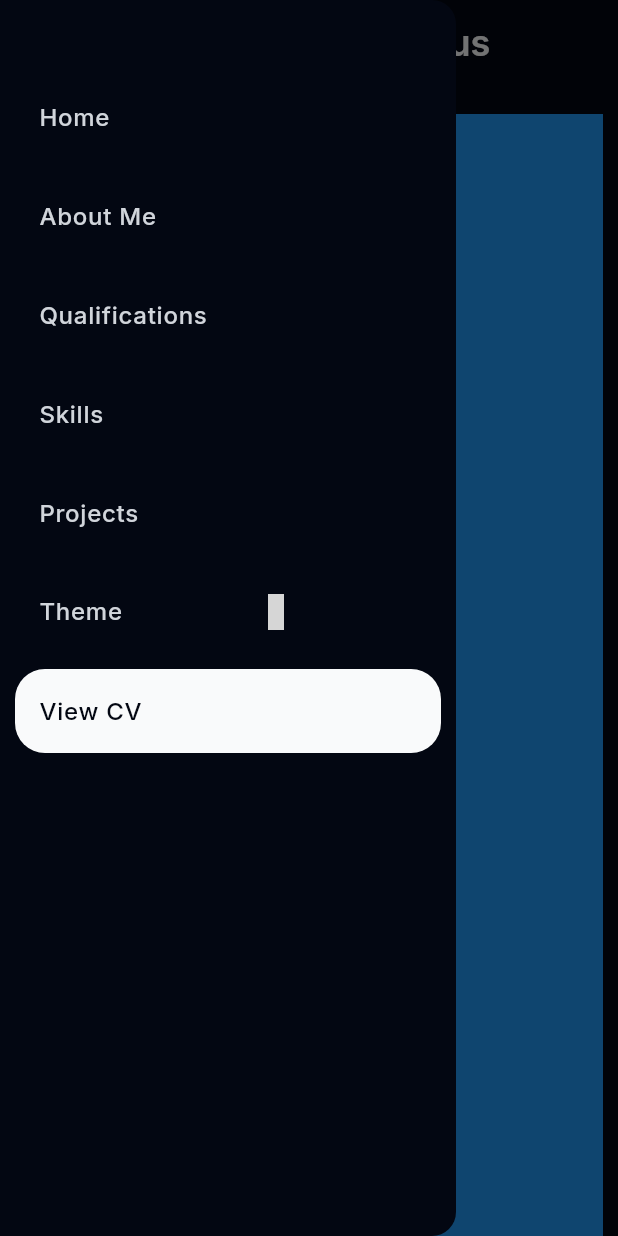
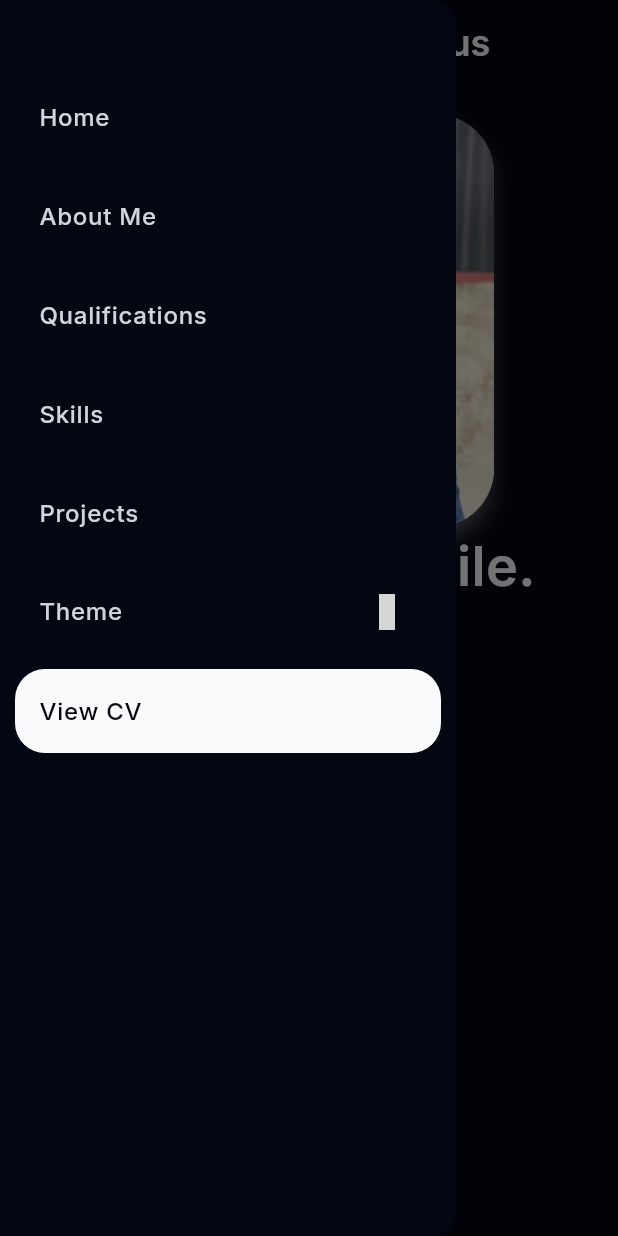
Before and after one commit to Marvyoha/portfolio_website, a Flutter app: the screen it shows after launch, in the side drawer, after a tap on "Theme", on a phone screen of 412 x 824 dp. Run offline on Flutter 3.47's test engine with Material 3 defaults, Android fonts, the phone set to English and light mode, and no system bars; our stand-ins replace google_fonts; missing offline and left inert: carbon_icons, text_responsive; grey boxes are pictures that could not be loaded.

```diff
--- a/lib/constants/app_constants.dart
+++ b/lib/constants/app_constants.dart
@@ -17,8 +17,8 @@ class GlobalVariables {
     return MediaQuery.of(context).size.width;
   }
 
-  static EdgeInsetsGeometry normPadding =
-      const EdgeInsets.symmetric(horizontal: 15);
+  static EdgeInsetsGeometry desktopPadding =
+      const EdgeInsets.symmetric(horizontal: 80, vertical: 70);
   static EdgeInsetsGeometry cardPadding = const EdgeInsets.all(10);
   static EdgeInsetsGeometry drawerPadding =
       const EdgeInsets.fromLTRB(10, 20, 10, 0);
--- a/lib/core/layout_helper.dart
+++ b/lib/core/layout_helper.dart
@@ -16,6 +16,7 @@ class ResponsiveLayout extends StatelessWidget {
 
     return LayoutBuilder(
       builder: (context, constraints) {
+        layoutProvider;
         switch (constraints.maxWidth) {
           case < mobileWidth:
             layoutProvider.currentPlatform = Platform.mobile;
--- a/lib/main.dart
+++ b/lib/main.dart
@@ -1,8 +1,6 @@
 import 'package:flutter/material.dart';
 import 'package:my_portfolio_website/core/layout_helper.dart';
 import 'package:my_portfolio_website/core/providers/layout_provider.dart';
-import 'package:my_portfolio_website/pages/mobile/homepage_mobile.dart';
-import 'package:my_portfolio_website/pages/pageview_test.dart';
 import 'package:provider/provider.dart';
 
 import 'core/providers/theme_provider.dart';
--- a/lib/pages/mobile/homepage_mobile.dart
+++ b/lib/pages/mobile/homepage_mobile.dart
@@ -1,12 +1,17 @@
 import 'package:carbon_icons/carbon_icons.dart';
 import 'package:flutter/material.dart';
-import 'package:my_portfolio_website/constants/app_constants.dart';
-import 'package:my_portfolio_website/constants/app_fonts.dart';
-import 'package:my_portfolio_website/constants/app_strings.dart';
 import 'package:provider/provider.dart';
 import 'package:url_launcher/url_launcher.dart';
 
+import '../../constants/app_constants.dart';
+import '../../constants/app_fonts.dart';
+import '../../constants/app_strings.dart';
 import '../../core/providers/theme_provider.dart';
+import '../widgets/about_me_content.dart';
+import '../widgets/home_content.dart';
+import '../widgets/project_content.dart';
+import '../widgets/qualifications_content.dart';
+import '../widgets/skills_content.dart';
 
 class HomepageMobile extends StatefulWidget {
   final double platformWidth;
@@ -55,11 +60,13 @@ class _HomepageMobileState extends State<HomepageMobile> {
                 });
               },
               children: [
-                Container(color: Colors.blue),
-                Container(color: Colors.green),
-                Container(color: Colors.yellow),
-                Container(color: Colors.orange),
-                Container(color: Colors.red),
+                HomeContents(
+                    platformHeight: widget.platformHeight,
+                    platformWidth: widget.platformWidth),
+                const AboutMeContent(),
+                const QualificationsContent(),
+                const SkillsContent(),
+                const ProjectContent()
               ],
             ),
           ),
@@ -159,10 +166,10 @@ class _HomepageMobileState extends State<HomepageMobile> {
             ListTile(
               shape: const RoundedRectangleBorder(
                   borderRadius: BorderRadius.all(Radius.circular(20))),
-              title: Icon(
-                  themeProvider.isLight ? CarbonIcons.sun : CarbonIcons.moon),
               leading: Text('Theme',
                   style: WriteStyles.body1TabletandMobile(context)),
+              trailing: Icon(
+                  themeProvider.isLight ? CarbonIcons.sun : CarbonIcons.moon),
               onTap: () {
                 Provider.of<ThemeProvider>(context, listen: false)
                     .toggleTheme(context);
--- /dev/null
+++ b/lib/pages/widgets/about_me_content.dart
@@ -0,0 +1,42 @@
+import 'package:flutter/material.dart';
+import 'package:my_portfolio_website/constants/app_fonts.dart';
+import 'package:provider/provider.dart';
+
+import '../../core/providers/layout_provider.dart';
+
+class AboutMeContent extends StatelessWidget {
+  const AboutMeContent({super.key});
+
+  @override
+  Widget build(BuildContext context) {
+    LayoutProvider layoutProvider =
+        Provider.of<LayoutProvider>(context, listen: true);
+    Widget layoutChecker() {
+      switch (layoutProvider.currentPlatform) {
+        case Platform.mobile:
+          return Center(
+            child: Text(
+              'About me for mobile.',
+              style: WriteStyles.header1Mobile(context),
+            ),
+          );
+        case Platform.tablet:
+          return Center(
+            child: Text(
+              'About me for tablet.',
+              style: WriteStyles.header1Tablet(context),
+            ),
+          );
+        case Platform.desktop:
+          return Center(
+            child: Text(
+              'About me for desktop.',
+              style: WriteStyles.header1Desktop(context),
+            ),
+          );
+      }
+    }
+
+    return layoutChecker();
+  }
+}
--- /dev/null
+++ b/lib/pages/widgets/project_content.dart
@@ -0,0 +1,42 @@
+import 'package:flutter/material.dart';
+import 'package:my_portfolio_website/constants/app_fonts.dart';
+import 'package:provider/provider.dart';
+
+import '../../core/providers/layout_provider.dart';
+
+class ProjectContent extends StatelessWidget {
+  const ProjectContent({super.key});
+
+  @override
+  Widget build(BuildContext context) {
+    LayoutProvider layoutProvider =
+        Provider.of<LayoutProvider>(context, listen: true);
+    Widget layoutChecker() {
+      switch (layoutProvider.currentPlatform) {
+        case Platform.mobile:
+          return Center(
+            child: Text(
+              'Projects for mobile.',
+              style: WriteStyles.header1Mobile(context),
+            ),
+          );
+        case Platform.tablet:
+          return Center(
+            child: Text(
+              'Projects for tablet.',
+              style: WriteStyles.header1Tablet(context),
+            ),
+          );
+        case Platform.desktop:
+          return Center(
+            child: Text(
+              'Projects for desktop.',
+              style: WriteStyles.header1Desktop(context),
+            ),
+          );
+      }
+    }
+
+    return layoutChecker();
+  }
+}
--- /dev/null
+++ b/lib/pages/widgets/qualifications_content.dart
@@ -0,0 +1,42 @@
+import 'package:flutter/material.dart';
+import 'package:my_portfolio_website/constants/app_fonts.dart';
+import 'package:provider/provider.dart';
+
+import '../../core/providers/layout_provider.dart';
+
+class QualificationsContent extends StatelessWidget {
+  const QualificationsContent({super.key});
+
+  @override
+  Widget build(BuildContext context) {
+    LayoutProvider layoutProvider =
+        Provider.of<LayoutProvider>(context, listen: true);
+    Widget layoutChecker() {
+      switch (layoutProvider.currentPlatform) {
+        case Platform.mobile:
+          return Center(
+            child: Text(
+              'Qualifications for mobile.',
+              style: WriteStyles.header1Mobile(context),
+            ),
+          );
+        case Platform.tablet:
+          return Center(
+            child: Text(
+              'Qualifications for tablet.',
+              style: WriteStyles.header1Tablet(context),
+            ),
+          );
+        case Platform.desktop:
+          return Center(
+            child: Text(
+              'Qualifications for desktop.',
+              style: WriteStyles.header1Desktop(context),
+            ),
+          );
+      }
+    }
+
+    return layoutChecker();
+  }
+}
--- /dev/null
+++ b/lib/pages/widgets/skills_content.dart
@@ -0,0 +1,42 @@
+import 'package:flutter/material.dart';
+import 'package:my_portfolio_website/constants/app_fonts.dart';
+import 'package:provider/provider.dart';
+
+import '../../core/providers/layout_provider.dart';
+
+class SkillsContent extends StatelessWidget {
+  const SkillsContent({super.key});
+
+  @override
+  Widget build(BuildContext context) {
+    LayoutProvider layoutProvider =
+        Provider.of<LayoutProvider>(context, listen: true);
+    Widget layoutChecker() {
+      switch (layoutProvider.currentPlatform) {
+        case Platform.mobile:
+          return Center(
+            child: Text(
+              'Skills for mobile.',
+              style: WriteStyles.header1Mobile(context),
+            ),
+          );
+        case Platform.tablet:
+          return Center(
+            child: Text(
+              'Skills for tablet.',
+              style: WriteStyles.header1Tablet(context),
+            ),
+          );
+        case Platform.desktop:
+          return Center(
+            child: Text(
+              'Skills for desktop.',
+              style: WriteStyles.header1Desktop(context),
+            ),
+          );
+      }
+    }
+
+    return layoutChecker();
+  }
+}
--- a/pubspec.yaml
+++ b/pubspec.yaml
@@ -16,6 +16,7 @@ dependencies:
   google_fonts: ^6.2.1
   provider: ^6.1.2
   url_launcher: ^6.3.0
+  text_responsive: ^1.2.1
 
 dev_dependencies:
   flutter_lints: ^3.0.0
@@ -26,6 +27,6 @@ flutter:
 
   uses-material-design: true
 
-  # assets:
-    # - lib/assets/OLEWUEZI MARVELLOUS CV.pdf
+  assets:
+    - lib/assets/profile.jpeg
     # - images/a_dot_ham.jpeg
```
Also changed, not shown: lib/pages/desktop/homepage_desktop.dart (+16 -13 lines), lib/pages/tablet/homepage_tablet.dart (+19 -13 lines), lib/pages/widgets/home_content.dart (added, +239 -0 lines), lib/assets/profile.jpeg (added), pubspec.lock, 1 other file.
